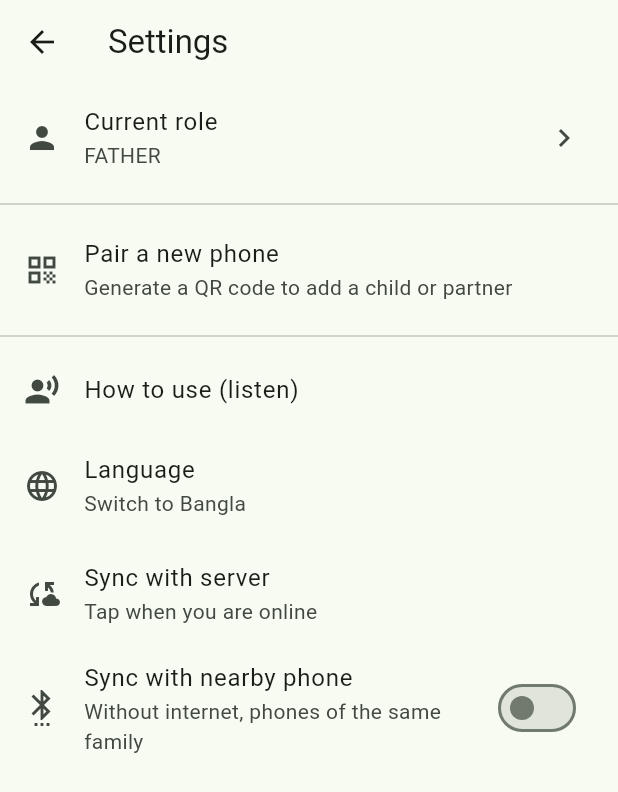
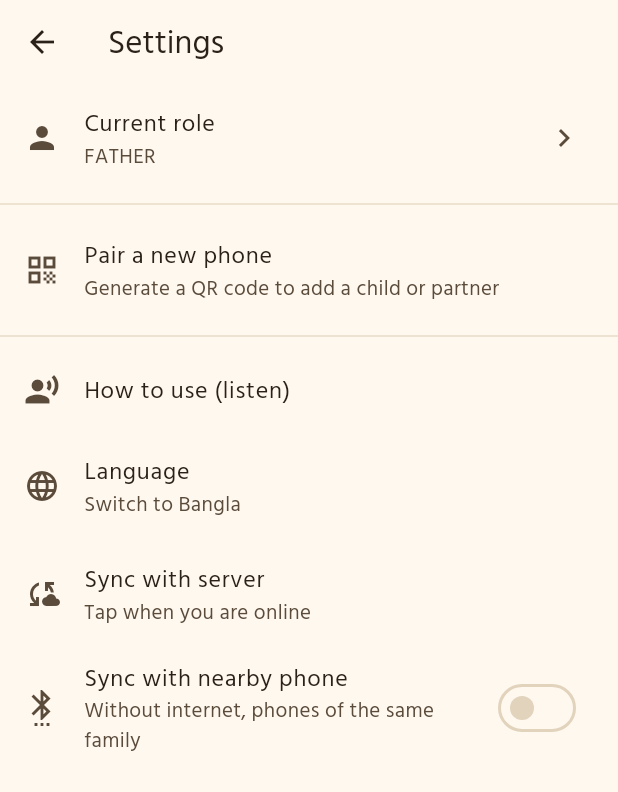
Before and after one commit to raihan31/amar-poribar, a Flutter app: the SettingsScreen screen opened by its route, after a tap on "ভাষা", on a phone screen of 412 x 824 dp. Shown: the top 792 px of the screen. Run offline on Flutter 3.47's test engine with Material 3 defaults, Android fonts, the phone set to English and light mode, and no system bars; our stand-ins replace drift, fl_chart, flutter_riverpod, flutter_tts, permission_handler, shared_preferences and 1 more; missing offline and left inert: nearby_connections; accounts and stored records are empty; generated files the repository leaves out were written again; network calls fail.

Commit message:
T-MOB-02: Design tokens, light and dark theme, contrast test
Co-Authored-By: Claude Sonnet 5.5 <noreply@anthropic.com>

```diff
--- /dev/null
+++ b/apps/mobile/lib/core/theme/app_theme.dart
@@ -0,0 +1,132 @@
+import 'package:flutter/material.dart';
+
+import 'dark_tokens.dart';
+import 'tokens.dart';
+import 'ui_scale.dart';
+
+const String _font = 'HindSiliguri';
+
+ThemeData lightTheme(UiScale scale) => _build(
+      scale,
+      const ColorScheme(
+        brightness: Brightness.light,
+        primary: AppTokens.green,
+        onPrimary: AppTokens.white,
+        primaryContainer: AppTokens.greenTint,
+        onPrimaryContainer: AppTokens.deepGreen,
+        secondary: AppTokens.amber,
+        onSecondary: AppTokens.ink,
+        secondaryContainer: AppTokens.amberTint,
+        onSecondaryContainer: AppTokens.amberInk,
+        error: AppTokens.danger,
+        onError: AppTokens.white,
+        errorContainer: AppTokens.dangerTint,
+        onErrorContainer: AppTokens.dangerInk,
+        surface: AppTokens.bg,
+        onSurface: AppTokens.ink,
+        onSurfaceVariant: AppTokens.muted,
+        outline: AppTokens.inputBorder,
+        outlineVariant: AppTokens.border,
+      ),
+      inputBorder: AppTokens.inputBorder,
+      cardBorder: AppTokens.border,
+      cardColor: AppTokens.white,
+    );
+
+ThemeData darkTheme(UiScale scale) => _build(
+      scale,
+      const ColorScheme(
+        brightness: Brightness.dark,
+        primary: DarkTokens.green,
+        onPrimary: DarkTokens.bg,
+        primaryContainer: DarkTokens.greenTint,
+        onPrimaryContainer: DarkTokens.green,
+        secondary: DarkTokens.amber,
+        onSecondary: DarkTokens.bg,
+        error: DarkTokens.danger,
+        onError: DarkTokens.bg,
+        surface: DarkTokens.bg,
+        onSurface: DarkTokens.ink,
+        onSurfaceVariant: DarkTokens.muted,
+        surfaceContainerHighest: DarkTokens.surface,
+        outline: DarkTokens.border,
+        outlineVariant: DarkTokens.border,
+      ),
+      inputBorder: DarkTokens.border,
+      cardBorder: DarkTokens.border,
+      cardColor: DarkTokens.surface,
+    );
+
+ThemeData _build(
+  UiScale scale,
+  ColorScheme scheme, {
+  required Color inputBorder,
+  required Color cardBorder,
+  required Color cardColor,
+}) {
+  OutlineInputBorder outline(Color c, double w) => OutlineInputBorder(
+        borderRadius: BorderRadius.circular(16),
+        borderSide: BorderSide(color: c, width: w),
+      );
+  // Selected navigation items use the brand green (primary).
+  final selected = scheme.primary;
+
+  return ThemeData(
+    useMaterial3: true,
+    fontFamily: _font,
+    colorScheme: scheme,
+    scaffoldBackgroundColor: scheme.surface,
+    elevatedButtonTheme: ElevatedButtonThemeData(
+      style: ElevatedButton.styleFrom(
+        minimumSize: Size(0, scale.primaryHeight),
+        shape: const StadiumBorder(),
+        textStyle: const TextStyle(
+          fontFamily: _font,
+          fontSize: 18,
+          fontWeight: FontWeight.w700,
+        ),
+        backgroundColor: scheme.primary,
+        foregroundColor: scheme.onPrimary,
+      ),
+    ),
+    textButtonTheme: TextButtonThemeData(
+      style: TextButton.styleFrom(
+        minimumSize: const Size(0, AppTokens.touchMin),
+        foregroundColor: scheme.primary,
+      ),
+    ),
+    inputDecorationTheme: InputDecorationTheme(
+      border: outline(inputBorder, 1.5),
+      enabledBorder: outline(inputBorder, 1.5),
+      focusedBorder: outline(scheme.primary, 3),
+    ),
+    cardTheme: CardThemeData(
+      color: cardColor,
+      elevation: 0,
+      shape: RoundedRectangleBorder(
+        borderRadius: BorderRadius.circular(AppTokens.radiusCard),
+        side: BorderSide(color: cardBorder),
+      ),
+    ),
+    navigationBarTheme: NavigationBarThemeData(
+      height: 72,
+      labelBehavior: NavigationDestinationLabelBehavior.alwaysShow,
+      iconTheme: WidgetStateProperty.resolveWith(
+        (s) => IconThemeData(
+          color: s.contains(WidgetState.selected)
+              ? selected
+              : scheme.onSurfaceVariant,
+        ),
+      ),
+      labelTextStyle: WidgetStateProperty.resolveWith(
+        (s) => TextStyle(
+          fontFamily: _font,
+          fontWeight: FontWeight.w600,
+          color: s.contains(WidgetState.selected)
+              ? selected
+              : scheme.onSurfaceVariant,
+        ),
+      ),
+    ),
+  );
+}
--- /dev/null
+++ b/apps/mobile/lib/core/theme/ui_scale.dart
@@ -0,0 +1,10 @@
+/// Normal or Simple mode sizing (SRS 5.1.1).
+enum UiScale {
+  normal(1.0, 56),
+  simple(1.3, 72);
+
+  const UiScale(this.textScale, this.primaryHeight);
+
+  final double textScale;
+  final double primaryHeight;
+}
--- a/apps/mobile/lib/main.dart
+++ b/apps/mobile/lib/main.dart
@@ -2,6 +2,8 @@ import 'package:flutter/material.dart';
 import 'package:flutter_riverpod/flutter_riverpod.dart';
 
 import 'core/l10n/locale_controller.dart';
+import 'core/theme/app_theme.dart';
+import 'core/theme/ui_scale.dart';
 import 'data/database/database.dart';
 import 'data/database/local_store.dart';
 import 'l10n/gen/app_localizations.dart';
@@ -31,21 +33,8 @@ class AmarPoribarApp extends ConsumerWidget {
       localizationsDelegates: AppLocalizations.localizationsDelegates,
       supportedLocales: const [Locale('bn'), Locale('en')],
       locale: ref.watch(localeProvider),
-      theme: ThemeData(
-        useMaterial3: true,
-        colorScheme: ColorScheme.fromSeed(
-          seedColor: const Color(0xFF1B5E20), // A stable green
-          brightness: Brightness.light,
-        ),
-        // Glassmorphism components and modern UI settings would go here
-      ),
-      darkTheme: ThemeData(
-        useMaterial3: true,
-        colorScheme: ColorScheme.fromSeed(
-          seedColor: const Color(0xFF4CAF50),
-          brightness: Brightness.dark,
-        ),
-      ),
+      theme: lightTheme(UiScale.normal),
+      darkTheme: darkTheme(UiScale.normal),
       themeMode: ThemeMode.system,
       initialRoute: AppRouter.onboardingRoute,
       onGenerateRoute: AppRouter.generateRoute,
```
Also changed, not shown: apps/mobile/lib/core/theme/contrast.dart (added, +18 -0 lines), apps/mobile/lib/core/theme/dark_tokens.dart (added, +33 -0 lines), apps/mobile/lib/core/theme/tokens.dart (added, +64 -0 lines), 3 other files.
